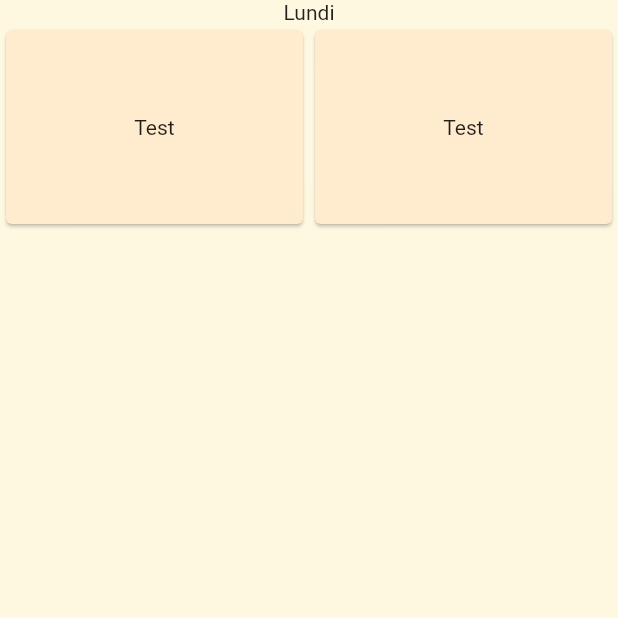
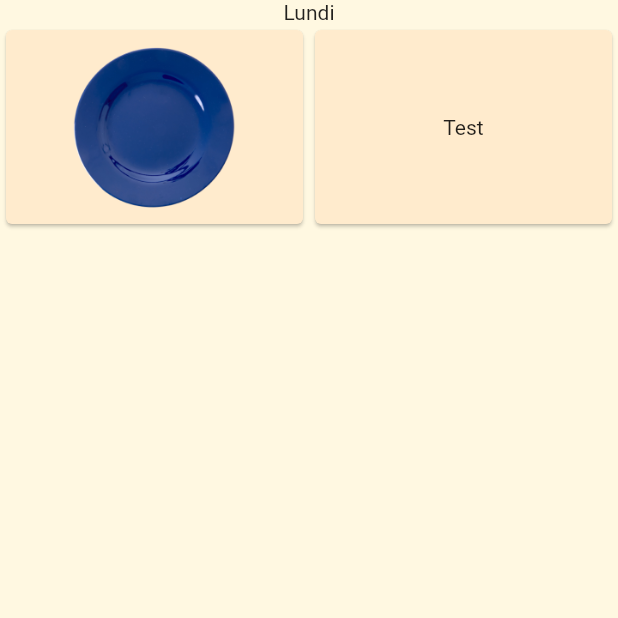
Before and after one commit to Barbary-Theo/Perso-manger.exe, a Flutter app: the SecondPage screen opened directly, on a phone screen of 412 x 824 dp, the top half of it. Run offline on Flutter 3.47's test engine with Material 2 defaults, Android fonts, the phone set to English and light mode, and no system bars; our stand-ins replace shared_preferences; accounts and stored records are empty.

Commit message:
(manger): add image but not positioned yet

```diff
--- a/lib/widgetOptions/SecondPage.dart
+++ b/lib/widgetOptions/SecondPage.dart
@@ -27,11 +27,21 @@ class _SecondPageState extends State<SecondPage> {
                 SizedBox (
                   width: MediaQuery.of(context).size.width /2,
                   height: MediaQuery.of(context).size.height /6,
-                  child: Card(
-                    color: new Color(0xFFFFEBCD),
-                    child: Center(
-                        child: Text("Test")
-                    ),
+                  child: Stack(
+                    children: <Widget>[
+                      Card(
+                        color: new Color(0xFFFFEBCD),
+                        child: Center(
+                            child: Text("Test")
+                        ),
+                      ),
+                      Container(
+                        margin: const EdgeInsets.only(top: 0.0),
+                        child:  Center(
+                          child: Image.asset('assets/blue_plate.png'),
+                        ),
+                      )
+                    ],
                   ),
                 ),
                 SizedBox (
```
